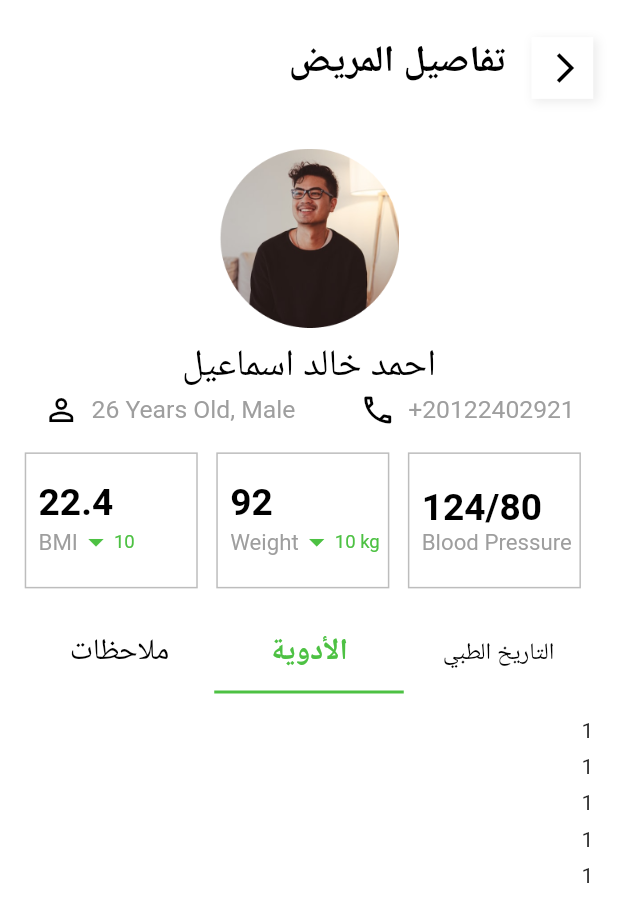
After one commit to MalekYasser26/DMS, a Flutter app: the PatientDetailsView screen opened directly, on a phone screen of 412 x 824 dp. The commit adds this screen. Shown: the top 922 px of the screen. Run offline on Flutter 3.47's test engine with Material 2 defaults, Android fonts, the phone set to English and light mode, and no system bars; our stand-ins replace flutter_rating_bar, google_fonts, sizer, smooth_page_indicator; Roboto replaces fonts that are missing (Cairo).

Commit message:
First part of patient's details done

```diff
--- a/lib/core/utils/Constants.dart
+++ b/lib/core/utils/Constants.dart
@@ -39,3 +39,16 @@ List<String>Names=[
   "مصطفى سعد",
   "رهف اسماعيل",
 ];
+List<String>MDhistory = [
+  "مرض مزمن",
+  "تعطيل حالات الطوارئ",
+  "السكر",
+  "مرض العائلة",
+];
+List<String> diagnosis = [
+  "IHD، السمنة، اضطراب الغدة الدرقية المزمن",
+  "الحامض الكيتوني السكري",
+  "شفط الدهون",
+  "السمنة (الأب)"
+
+];
--- a/lib/core/utils/assets.dart
+++ b/lib/core/utils/assets.dart
@@ -3,5 +3,6 @@ class AssetsData{
   static const boarding2='assets/images/onBoarding2.png';
   static const boarding3='assets/images/onBoarding3.png';
   static const homeBG='assets/images/homeBG.png';
+  static const person='assets/images/personImg.png';
 
 }
--- a/lib/features/dates_view/presentation/views/appointmentWidget.dart
+++ b/lib/features/dates_view/presentation/views/appointmentWidget.dart
@@ -5,9 +5,10 @@ import 'package:google_fonts/google_fonts.dart';
 import 'package:sizer/sizer.dart';
 
 class AppointmentWidget extends StatelessWidget {
-   AppointmentWidget({Key? key,required this.name,required this.date, required this.address , required this.firstTime,required this.isAbsent}) : super(key: key);
+   AppointmentWidget({Key? key,required this.name,required this.date, required this.address , required this.firstTime,required this.isAbsent , required this.isNext}) : super(key: key);
   String name , date , address ,firstTime ;
   bool isAbsent ;
+  bool isNext ;
   @override
   Widget build(BuildContext context) {
     return Container(
@@ -23,7 +24,7 @@ class AppointmentWidget extends StatelessWidget {
                mainAxisAlignment: MainAxisAlignment.spaceBetween,
               children: [
                 Text("$name",style: GoogleFonts.cairo(color: AppColors.blueNames,fontSize: 3.h)),
-                AbsentPresent(isAbsent: isAbsent,)
+               isNext ==true ? AbsentPresent(isAbsent: isAbsent,) : Text("")
               ],
             ),
             RichText( text:TextSpan(
--- a/lib/features/login_view/presentation/views/widgets/login_view_body.dart
+++ b/lib/features/login_view/presentation/views/widgets/login_view_body.dart
@@ -1,6 +1,8 @@
 import 'package:doctor_management_system/core/RepeatedWidgets/BasicTextFF.dart';
+import 'package:doctor_management_system/features/booking_view/presentation/views/PatientDetails.dart';
 import 'package:doctor_management_system/features/booking_view/presentation/views/booking_view1.dart';
 import 'package:doctor_management_system/features/dates_view/presentation/views/myDates_view.dart';
+import 'package:doctor_management_system/features/patient_details_view/presentation/views/patientDetailsView.dart';
 import 'package:flutter/material.dart';
 import 'package:google_fonts/google_fonts.dart';
 import 'package:sizer/sizer.dart';
@@ -76,7 +78,7 @@ class LoginBody extends StatelessWidget {
                 BasicTextFF(fftext: "كلمة السر"),
                 SizedBox(height:10.h,),
                 InkWell(
-                  onTap:() => Navigator.push(context, MaterialPageRoute(builder: (context) => const MyDatesView(),)),
+                  onTap:() => Navigator.push(context, MaterialPageRoute(builder: (context) => const PatientDetailsView(),)),
                   child: Container(
                     height: 7.h,
                     width: double.infinity,
--- /dev/null
+++ b/lib/features/patient_details_view/presentation/views/patientDetailsView.dart
@@ -0,0 +1,211 @@
+import 'package:doctor_management_system/core/utils/Constants.dart';
+import 'package:doctor_management_system/core/utils/assets.dart';
+import 'package:doctor_management_system/features/patient_details_view/presentation/views/widgets/MedicalHistoryWidget.dart';
+import 'package:doctor_management_system/features/patient_details_view/presentation/views/widgets/medicalBox.dart';
+import 'package:flutter/material.dart';
+import 'package:google_fonts/google_fonts.dart';
+import 'package:sizer/sizer.dart';
+
+import '../../../../core/utils/Colors.dart';
+
+class PatientDetailsView extends StatefulWidget {
+  const PatientDetailsView({Key? key}) : super(key: key);
+
+  @override
+  State<PatientDetailsView> createState() => _PatientDetailsViewState();
+}
+
+class _PatientDetailsViewState extends State<PatientDetailsView> {
+  @override
+  Widget build(BuildContext context) {
+    return Directionality(
+      textDirection: TextDirection.rtl,
+      child: DefaultTabController(
+        length: 3,
+        initialIndex: 1,
+        child: Scaffold(
+          backgroundColor: Colors.white,
+          body: SafeArea(
+              child: Padding(
+                padding:  EdgeInsets.symmetric(horizontal : 4.w),
+                child: Column(
+                  children: [
+                    SizedBox(height: 3.h,),
+                    Row(
+                      mainAxisAlignment: MainAxisAlignment.start,
+                      crossAxisAlignment: CrossAxisAlignment.start,
+                      children: [
+                        InkWell(
+                          onTap: () => Navigator.pop(context),
+                          child: Container(
+                              height: 5.h,
+                              width: 5.h,
+                              decoration: BoxDecoration(
+                                  color: Colors.white,
+                                  boxShadow: [
+                                    BoxShadow(
+                                      color: Colors.grey.withOpacity(.2),
+                                      blurRadius: 5.0,
+                                      spreadRadius: 1,
+                                      offset: const Offset(
+                                        2.0,
+                                        2.0,
+                                      ),
+                                    )
+                                  ]
+                              ),
+                              child: Padding(
+                                padding:  EdgeInsets.only(right: 2.w),
+                                child: Icon(Icons.arrow_back_ios,color: Colors.black,),
+                              )),
+                        ),
+                        SizedBox(width: 4.w,),
+                        Column(
+                          crossAxisAlignment: CrossAxisAlignment.center,
+                          children: [
+                            Row(
+                              children: [
+                                Text("تفاصيل المريض",style: GoogleFonts.cairo(color: Colors.black,fontSize: 3.h,fontWeight: FontWeight.bold)),
+                                SizedBox(width: 10.w,),
+
+
+                              ],
+                            ),
+
+                          ],
+                        ),
+                      ],
+                    ),
+                    SizedBox(height: 4.h,),
+                    CircleAvatar(
+                      backgroundColor: Colors.transparent,
+                      radius: 60,
+                      child: Image.asset(AssetsData.person,fit: BoxFit.cover),
+                    ),
+                    SizedBox(height: 1.h,),
+                    Text("احمد خالد اسماعيل",style: GoogleFonts.cairo(fontSize: 3.h,color: Colors.black),),
+                    Directionality(
+                      textDirection: TextDirection.ltr,
+                      child: Padding(
+                        padding:  EdgeInsets.symmetric(horizontal: 3.w),
+                        child: Row(
+                          mainAxisAlignment: MainAxisAlignment.spaceBetween,
+                          children: [
+                            Row(
+                              children: [
+                                Icon(Icons.person_outline,color: Colors.black,),
+                                SizedBox(width: 2.w,),
+                                Text("26 Years Old, Male",style: GoogleFonts.cairo(fontSize: 2.h,color: Colors.grey),),
+                              ],
+                            ),
+                            SizedBox(width: 4.w,),
+                            Row(
+                              children: [
+                                Icon(Icons.local_phone_outlined,color: Colors.black,),
+                                SizedBox(width: 2.w,),
+                                Text("+20122402921",style: GoogleFonts.cairo(fontSize: 2.h,color: Colors.grey),),
+                              ],
+                            ),
+
+                          ],
+                        ),
+                      ),
+                    ),
+                    SizedBox(height: 4.w,),
+                    Directionality(
+                      textDirection: TextDirection.ltr,
+                      child: Row(
+                        children: [
+                          MedicalBoxInfo(number: "22.4", category: "BMI",isBP: false,extraST: "10"),
+                          SizedBox(width: 3.w,),
+                          MedicalBoxInfo(number: "92", category: "Weight",isBP: false,extraST: "10 kg"),
+                          SizedBox(width: 3.w,),
+                          MedicalBoxInfo(number: "124/80", category: "Blood Pressure",isBP: true,extraST: ""),
+                        ],
+                      ),
+                    ),
+                    Padding(
+                      padding:  EdgeInsets.only(top: 2.h,bottom: 2.h ),
+                      child: Container(
+                        height: 6.5.h,
+                        decoration: BoxDecoration(
+                          color:  Colors.white,
+                        ),
+                        child: TabBar(
+                            indicatorColor: AppColors.green,
+                            unselectedLabelStyle: GoogleFonts.cairo(color:AppColors.green,fontSize: 2.4.h),
+                            labelColor:AppColors.green,
+                            unselectedLabelColor: Colors.black ,
+                            labelStyle: GoogleFonts.cairo(color: AppColors.green,fontSize: 2.4.h,fontWeight: FontWeight.bold),
+                            tabs:  [
+                              Tab(
+                                child: Text("التاريخ الطبي",style: GoogleFonts.cairo(fontSize: 1.9.h,),),
+                              ),
+                              Tab(text: "الأدوية",),
+                              Tab(text: "ملاحظات",),
+                            ]),
+                      ),
+                    ),
+                    Expanded(
+                      child: TabBarView(
+                        children: [
+                          Column(
+                            mainAxisSize: MainAxisSize.min,
+                            children: [
+                              Flexible(
+                                child: ListView.separated(
+                                    physics: ClampingScrollPhysics(),
+                                    itemBuilder: (context, index) =>
+                                       MedicalHistoryWidget(text: "${MDhistory[index]}", date:"21 Aug, Mon ", diagnosis: diagnosis[index]),
+                                    separatorBuilder: (context, index) => SizedBox(height: 1.h),
+
+                                    itemCount: 4),
+                              )
+
+                            ],
+                          ),
+                          Column(
+                            mainAxisSize: MainAxisSize.min,
+                            children: [
+                              Flexible(
+                                child: ListView.separated(
+                                    physics: ClampingScrollPhysics(),
+                                    itemBuilder: (context, index) =>
+                                       Text("1"),
+                                    separatorBuilder: (context, index) => SizedBox(height: 1.h),
+
+                                    itemCount: 5),
+                              )
+
+                            ],
+                          ),
+                          Column(
+                            mainAxisSize: MainAxisSize.min,
+                            children: [
+                              Flexible(
+                                child: ListView.separated(
+                                    physics: ClampingScrollPhysics(),
+                                    itemBuilder: (context, index) =>
+                                       Text("1"),
+                                    separatorBuilder: (context, index) => SizedBox(height: 1.h),
+
+                                    itemCount: 5),
+                              )
+
+                            ],
+                          ),
+
+                        ],
+                      ),
+                    ),
+
+
+
+                  ],
+                ),
+              )),
+        ),
+      ),
+    );
+  }
+}
--- /dev/null
+++ b/lib/features/patient_details_view/presentation/views/widgets/medicalBox.dart
@@ -0,0 +1,37 @@
+import 'package:doctor_management_system/core/utils/Colors.dart';
+import 'package:flutter/material.dart';
+import 'package:google_fonts/google_fonts.dart';
+import 'package:sizer/sizer.dart';
+
+class MedicalBoxInfo extends StatelessWidget {
+   MedicalBoxInfo({Key? key, required this.number , required this.category,required this.isBP,required this.extraST}) : super(key: key);
+  String number , category , extraST ;
+  bool isBP ;
+  @override
+  Widget build(BuildContext context) {
+    return Container(
+      padding: EdgeInsets.only(left :2.w),
+      decoration: BoxDecoration(
+        border: Border.all(color: Colors.grey.shade400)
+      ),
+      height: 11.h,
+      width: 14.h,
+      child: Column(
+        mainAxisAlignment: MainAxisAlignment.center,
+        crossAxisAlignment: CrossAxisAlignment.start,
+        children: [
+          Text("$number",style: GoogleFonts.cairo(color: Colors.black,fontSize:3.h,fontWeight: FontWeight.bold)),
+          Row(
+
+            children: [
+              Text("$category",style: GoogleFonts.cairo(color: Colors.grey,fontSize:1.8.h )),
+              isBP ==false ?Icon(Icons.arrow_drop_down,color: AppColors.green,) : Text(""),
+              isBP ==false ?Text("$extraST",style: GoogleFonts.cairo(color: AppColors.green,fontSize: 1.5.h),) : Text("")
+            ],
+          ),
+
+        ],
+      ),
+    );
+  }
+}
```
Also changed, not shown: lib/features/dates_view/presentation/views/myDates_view.dart (+12 -12 lines), lib/features/patient_details_view/presentation/views/widgets/MedicalHistoryWidget.dart (added, +64 -0 lines), assets/images/personImg.png (added).
